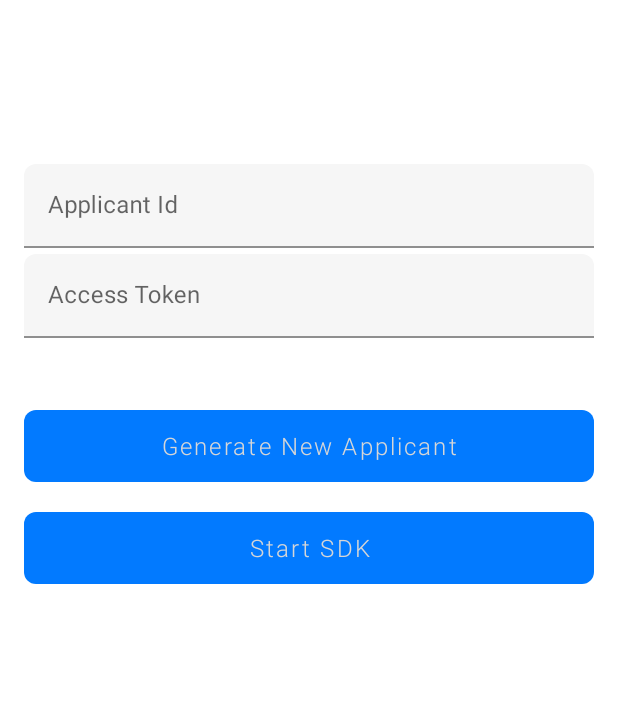
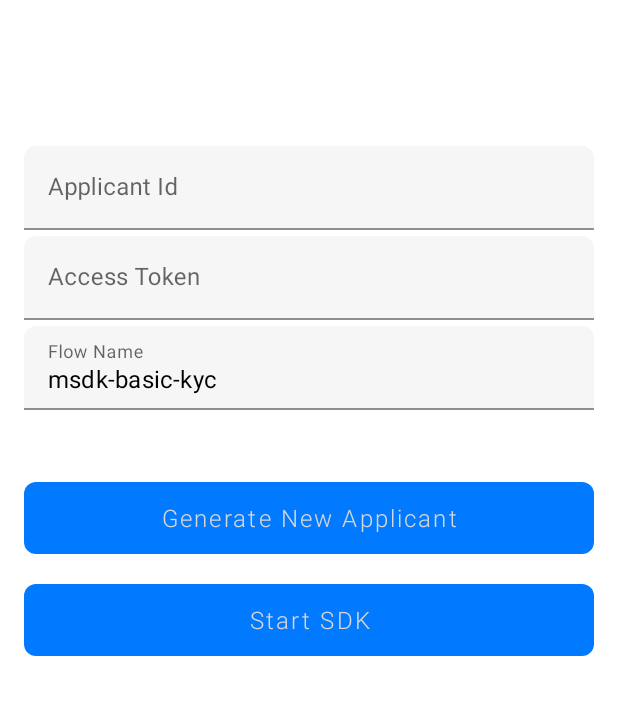
Before and after one commit to SumSubstance/idensic-mobile-sdk-sample-android, an Android app: the MainFragment screen opened through its navigation route, on a phone screen of 412 x 824 dp, the part 84-799 px from its top. Run offline under Robolectric (Android 15) with nearby library versions, the phone set to English and light mode, and no system bars; our stand-ins replace Timber; libraries missing offline, so code that uses them is left out: com.sumsub.sns.

Commit message:
Added Flow name.

```diff
--- a/app/build.gradle
+++ b/app/build.gradle
@@ -45,12 +45,7 @@ dependencies {
     implementation 'androidx.core:core-ktx:1.2.0'
     implementation 'androidx.constraintlayout:constraintlayout:1.1.3'
 
-    implementation 'com.android.support:multidex:1.0.3'
-
-    implementation 'com.squareup.retrofit2:retrofit:2.6.4'
-    implementation 'com.squareup.retrofit2:converter-gson:2.6.4'
-    implementation 'com.squareup.okhttp3:okhttp:3.12.11'
-    implementation 'com.squareup.okhttp3:logging-interceptor:3.12.11'
+    implementation 'androidx.multidex:multidex:2.0.1'
 
     // Kotlin
     implementation "androidx.navigation:navigation-fragment-ktx:$nav_version"
--- a/app/src/main/AndroidManifest.xml
+++ b/app/src/main/AndroidManifest.xml
@@ -20,5 +20,4 @@
             </intent-filter>
         </activity>
     </application>
-
 </manifest>
--- a/app/src/main/java/com/sumsub/idensic/screen/main/MainFragment.kt
+++ b/app/src/main/java/com/sumsub/idensic/screen/main/MainFragment.kt
@@ -18,11 +18,11 @@ import com.sumsub.idensic.manager.ApiManager
 import com.sumsub.idensic.manager.PrefManager
 import com.sumsub.idensic.screen.base.BaseFragment
 import com.sumsub.sns.core.SNSMobileSDK
+import com.sumsub.sns.core.SNSModule
 import com.sumsub.sns.core.data.listener.TokenExpirationHandler
 import com.sumsub.sns.core.data.model.SNSCompletionResult
 import com.sumsub.sns.core.data.model.SNSException
 import com.sumsub.sns.core.data.model.SNSSDKState
-import com.sumsub.sns.liveness3d.SNSLiveness3d
 import kotlinx.coroutines.launch
 import kotlinx.coroutines.runBlocking
 import timber.log.Timber
@@ -36,6 +36,8 @@ class MainFragment: BaseFragment(R.layout.fragment_main) {
     private lateinit var etApplicant: TextInputEditText
     private lateinit var tlAccessToken: TextInputLayout
     private lateinit var etAccessToken: TextInputEditText
+    private lateinit var tlFlowName: TextInputLayout
+    private lateinit var etFlowName: TextInputEditText
     private lateinit var btnApplicant: MaterialButton
     private lateinit var btnStart: MaterialButton
 
@@ -69,6 +71,8 @@ class MainFragment: BaseFragment(R.layout.fragment_main) {
         etApplicant = view.findViewById(R.id.et_applicant)
         tlAccessToken = view.findViewById(R.id.tl_access_token)
         etAccessToken = view.findViewById(R.id.et_access_token)
+        tlFlowName = view.findViewById(R.id.tl_flow_name)
+        etFlowName = view.findViewById(R.id.et_flow_name)
         btnApplicant = view.findViewById(R.id.btn_generate_applicant)
         btnStart = view.findViewById(R.id.btn_start)
 
@@ -145,7 +149,8 @@ class MainFragment: BaseFragment(R.layout.fragment_main) {
             setAccessToken(accessToken)
 
             val apiUrl = BuildConfig.API_URL // test-api.sumsub.com
-            val modules = listOf(SNSLiveness3d())
+            val modules = emptyList<SNSModule>()
+            val flowName = etFlowName.text.toString()
 
             val onSDKStateChangedHandler: (SNSSDKState, SNSSDKState) -> Unit = { newState, prevState ->
                 Timber.d("The SDK state was changed: $prevState -> $newState")
@@ -188,7 +193,7 @@ class MainFragment: BaseFragment(R.layout.fragment_main) {
                 }
             }
 
-            val snsSdk = SNSMobileSDK.Builder(requireActivity(), apiUrl)
+            val snsSdk = SNSMobileSDK.Builder(requireActivity(), apiUrl, flowName)
                 .withAccessToken(token, onTokenExpiration = sdkExpirationHandler)
                 .withDebug(true)
                 .withModules(modules)
--- a/app/src/main/res/layout/fragment_main.xml
+++ b/app/src/main/res/layout/fragment_main.xml
@@ -38,7 +38,7 @@
                 android:id="@+id/g_content"
                 android:layout_width="wrap_content"
                 android:layout_height="wrap_content"
-                app:constraint_referenced_ids="tl_access_token,tl_applicant,btn_generate_applicant,btn_start"/>
+                app:constraint_referenced_ids="tl_access_token,tl_applicant,tl_flow_name,btn_generate_applicant,btn_start"/>
 
             <ProgressBar
                 android:id="@+id/pb_progress"
@@ -80,7 +80,7 @@
                 app:layout_constraintVertical_bias="0.2"
                 app:layout_constraintLeft_toLeftOf="@+id/guideline_left"
                 app:layout_constraintRight_toRightOf="@+id/guideline_right"
-                app:layout_constraintBottom_toTopOf="@+id/btn_generate_applicant"
+                app:layout_constraintBottom_toTopOf="@+id/tl_flow_name"
                 app:layout_constraintTop_toBottomOf="@+id/tl_applicant">
 
                 <com.google.android.material.textfield.TextInputEditText
@@ -88,6 +88,28 @@
                     android:layout_width="match_parent"
                     android:layout_height="wrap_content"
                     android:inputType="text"
+                    android:textColor="@color/black"/>
+            </com.google.android.material.textfield.TextInputLayout>
+
+            <com.google.android.material.textfield.TextInputLayout
+                android:id="@+id/tl_flow_name"
+                android:layout_width="0dp"
+                android:layout_height="wrap_content"
+                android:layout_marginTop="4dp"
+                android:hint="@string/flow_name"
+                app:layout_constraintVertical_chainStyle="packed"
+                app:layout_constraintVertical_bias="0.2"
+                app:layout_constraintLeft_toLeftOf="@+id/guideline_left"
+                app:layout_constraintRight_toRightOf="@+id/guideline_right"
+                app:layout_constraintBottom_toTopOf="@+id/btn_generate_applicant"
+                app:layout_constraintTop_toBottomOf="@+id/tl_access_token">
+
+                <com.google.android.material.textfield.TextInputEditText
+                    android:id="@+id/et_flow_name"
+                    android:layout_width="match_parent"
+                    android:layout_height="wrap_content"
+                    android:inputType="text"
+                    android:text="@string/default_flow"
                     android:textColor="@color/black"/>
             </com.google.android.material.textfield.TextInputLayout>
 
@@ -99,7 +121,7 @@
                 android:text="@string/generate_new_applicant"
                 app:layout_constraintLeft_toLeftOf="@+id/guideline_left"
                 app:layout_constraintRight_toRightOf="@+id/guideline_right"
-                app:layout_constraintTop_toBottomOf="@+id/tl_access_token"
+                app:layout_constraintTop_toBottomOf="@+id/tl_flow_name"
                 app:layout_constraintBottom_toTopOf="@+id/btn_start"/>
 
             <com.google.android.material.button.MaterialButton
--- a/app/src/main/res/values/strings.xml
+++ b/app/src/main/res/values/strings.xml
@@ -8,4 +8,6 @@
     <string name="username">Username</string>
     <string name="access_token">Access Token</string>
     <string name="logout">Logout</string>
+    <string name="flow_name">Flow Name</string>
+    <string name="default_flow">msdk-basic-kyc</string>
 </resources>
--- a/build.gradle
+++ b/build.gradle
@@ -8,7 +8,7 @@ buildscript {
 
     }
     dependencies {
-        classpath 'com.android.tools.build:gradle:3.6.3'
+        classpath 'com.android.tools.build:gradle:4.0.0'
         classpath "org.jetbrains.kotlin:kotlin-gradle-plugin:$kotlin_version"
 
         // NOTE: Do not place your application dependencies here; they belong
```
Also changed, not shown: gradle/wrapper/gradle-wrapper.properties.
